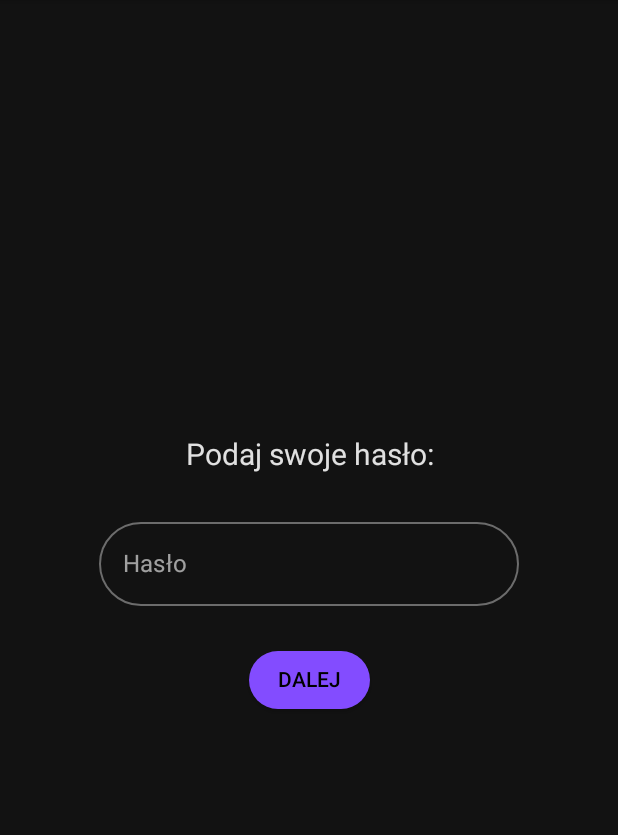
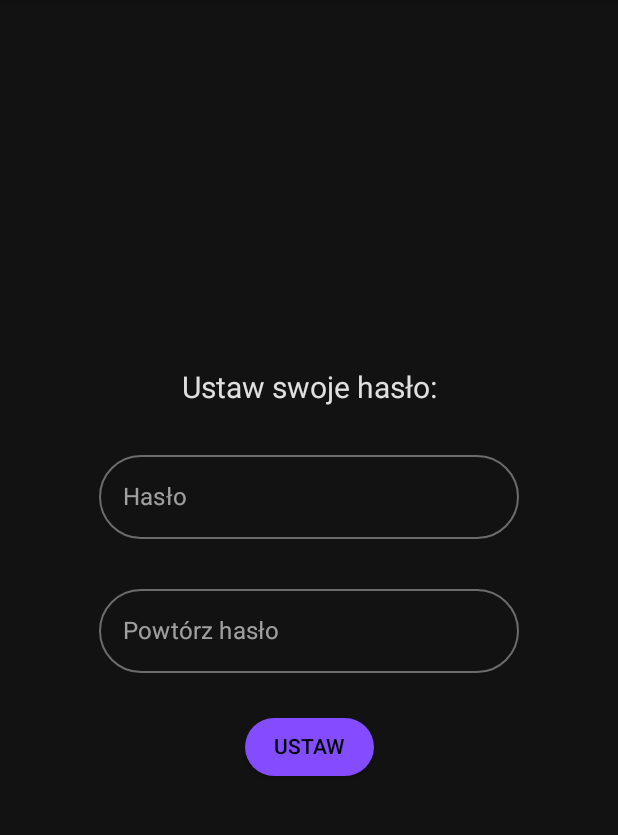
Before and after one commit to arix2000/PasswordSaver, an Android app built with Jetpack Compose: the screen it shows after launch (MainActivity before the commit, MyPasswordsActivity after it), on a phone screen of 412 x 824 dp, the part 84-919 px from its top. Run offline under Robolectric (Android 15) with nearby library versions, the phone set to English and light mode, and no system bars; our stand-ins replace livedata-compose.

Commit message:
add SetupPasswordScreen.kt

```diff
--- a/app/build.gradle
+++ b/app/build.gradle
@@ -62,6 +62,7 @@ dependencies {
     implementation "androidx.datastore:datastore-preferences:1.0.0-rc01"
     implementation "io.insert-koin:koin-android:$koin_version"
     implementation "io.insert-koin:koin-androidx-compose:$koin_version"
+    implementation 'androidx.compose.runtime:runtime-livedata:1.0.0-rc01'
     testImplementation 'junit:junit:4.13.2'
     androidTestImplementation 'androidx.test.ext:junit:1.1.3'
     androidTestImplementation 'androidx.test.espresso:espresso-core:3.4.0'
--- a/app/src/main/AndroidManifest.xml
+++ b/app/src/main/AndroidManifest.xml
@@ -3,6 +3,7 @@
     package="com.password.saver">
 
     <application
+        android:name=".MyPasswordsApp"
         android:allowBackup="true"
         android:icon="@mipmap/ic_launcher"
         android:label="@string/app_name"
@@ -10,7 +11,7 @@
         android:supportsRtl="true"
         android:theme="@style/Theme.PasswordSaver">
         <activity
-            android:name=".MainActivity"
+            android:name=".MyPasswordsActivity"
             android:exported="true"
             android:label="@string/app_name"
             android:theme="@style/Theme.PasswordSaver.NoActionBar">
--- /dev/null
+++ b/app/src/main/java/com/password/saver/Constants.kt
@@ -0,0 +1,5 @@
+package com.password.saver
+
+object Constants {
+    const val EMPTY_STRING = ""
+}
--- a/app/src/main/java/com/password/saver/MainActivity.kt
+++ b/app/src/main/java/com/password/saver/MyPasswordsActivity.kt
@@ -9,10 +9,8 @@ import androidx.compose.material.icons.Icons
 import androidx.compose.material.icons.filled.ArrowBack
 import androidx.compose.runtime.*
 import androidx.compose.ui.Modifier
-import androidx.compose.ui.focus.focusModifier
 import androidx.compose.ui.res.stringResource
 import androidx.compose.ui.text.font.FontWeight
-import androidx.compose.ui.text.style.TextAlign
 import androidx.compose.ui.unit.dp
 import androidx.compose.ui.unit.sp
 import androidx.navigation.NavController
@@ -20,10 +18,12 @@ import androidx.navigation.compose.NavHost
 import androidx.navigation.compose.composable
 import androidx.navigation.compose.rememberNavController
 import com.password.saver.features.loginscreen.LoginFragment
+import com.password.saver.features.loginscreen.LoginScreen
+import com.password.saver.features.loginscreen.SetupPasswordScreen
 import com.password.saver.features.passwordlist.PasswordListFragment
 
 
-class MainActivity : ComponentActivity() {
+class MyPasswordsActivity : ComponentActivity() {
 
     override fun onCreate(savedInstanceState: Bundle?) {
         super.onCreate(savedInstanceState)
@@ -35,12 +35,15 @@ class MainActivity : ComponentActivity() {
                     TopBar(navController, shouldShowBackButton)
                 }
             ) {
-                NavHost(navController = navController, startDestination = "loginScreen") {
-                    composable("loginScreen") {
+                NavHost(navController = navController, startDestination = ROUTE_LOGIN_FRAGMENT) {
+                    composable(ROUTE_LOGIN_FRAGMENT) {
                         LoginFragment(navController); shouldShowBackButton = false
                     }
-                    composable("passwordList") {
+                    composable(ROUTE_PASSWORD_LIST) {
                         PasswordListFragment(); shouldShowBackButton = true
+                    }
+                    composable(ROUTE_LOGIN_SCREEN) {
+                        LoginScreen(navController); shouldShowBackButton = false
                     }
                 }
             }
@@ -68,4 +71,10 @@ class MainActivity : ComponentActivity() {
 
         }
     }
+
+    companion object {
+        const val ROUTE_LOGIN_FRAGMENT = "loginFragment"
+        const val ROUTE_PASSWORD_LIST = "passwordList"
+        const val ROUTE_LOGIN_SCREEN = "loginScreen"
+    }
 }
--- a/app/src/main/java/com/password/saver/features/loginscreen/LoginFragment.kt
+++ b/app/src/main/java/com/password/saver/features/loginscreen/LoginFragment.kt
@@ -1,53 +1,21 @@
 package com.password.saver.features.loginscreen
 
-import androidx.compose.foundation.layout.*
-import androidx.compose.foundation.shape.CircleShape
-import androidx.compose.material.*
-import androidx.compose.runtime.*
-import androidx.compose.ui.Alignment
-import androidx.compose.ui.Modifier
-import androidx.compose.ui.res.stringResource
-import androidx.compose.ui.text.style.TextAlign
-import androidx.compose.ui.unit.dp
-import androidx.compose.ui.unit.sp
+import androidx.compose.runtime.Composable
+import androidx.compose.runtime.getValue
+import androidx.compose.runtime.livedata.observeAsState
 import androidx.navigation.NavController
-import com.password.saver.R
 import com.password.saver.ui.theme.PasswordSaverTheme
+import org.koin.androidx.compose.getViewModel
 
 @Composable
 fun LoginFragment(navController: NavController) {
-    var text by remember { mutableStateOf("") }
+    val viewModel = getViewModel<LoginViewModel>()
     PasswordSaverTheme {
-        Surface(
-            color = MaterialTheme.colors.background,
-            modifier = Modifier.fillMaxSize()
-        ) {
-            Column(
-                horizontalAlignment = Alignment.CenterHorizontally,
-                verticalArrangement = Arrangement.Center
-            ) {
-                Text(
-                    text = stringResource(R.string.enter_password),
-                    textAlign = TextAlign.Center,
-                    modifier = Modifier.align(Alignment.CenterHorizontally),
-                    fontSize = 20.sp
-                )
-                Box(modifier = Modifier.height(25.dp))
-                OutlinedTextField(
-                    value = text,
-                    onValueChange = { text = it },
-                    label = { Text("Hasło") },
-                    shape = CircleShape
-                )
-                Box(modifier = Modifier.height(25.dp))
-                Button(onClick = { checkPassword(navController) }, shape = CircleShape) {
-                    Text(text = "Dalej".uppercase(), Modifier.padding(3.dp))
-                }
-            }
-        }
+        val password by viewModel.getMainPassword().observeAsState()
+
+        if (password?.isEmpty() == true)
+            SetupPasswordScreen(navController)
+        else
+            LoginScreen(navController)
     }
 }
-
-private fun checkPassword(navController: NavController) {
-    navController.navigate("PasswordList")
-}
--- /dev/null
+++ b/app/src/main/java/com/password/saver/features/loginscreen/LoginScreen.kt
@@ -0,0 +1,56 @@
+package com.password.saver.features.loginscreen
+
+import androidx.compose.foundation.layout.*
+import androidx.compose.foundation.shape.CircleShape
+import androidx.compose.material.*
+import androidx.compose.runtime.*
+import androidx.compose.ui.Alignment
+import androidx.compose.ui.Modifier
+import androidx.compose.ui.res.stringResource
+import androidx.compose.ui.text.input.PasswordVisualTransformation
+import androidx.compose.ui.text.style.TextAlign
+import androidx.compose.ui.unit.dp
+import androidx.compose.ui.unit.sp
+import androidx.navigation.NavController
+import com.password.saver.MyPasswordsActivity.Companion.ROUTE_PASSWORD_LIST
+import com.password.saver.R
+import com.password.saver.ui.theme.PasswordSaverTheme
+
+@Composable
+fun LoginScreen(navController: NavController) {
+    var password by remember { mutableStateOf("") }
+    PasswordSaverTheme {
+        Surface(
+            color = MaterialTheme.colors.background,
+            modifier = Modifier.fillMaxSize()
+        ) {
+            Column(
+                horizontalAlignment = Alignment.CenterHorizontally,
+                verticalArrangement = Arrangement.Center
+            ) {
+                Text(
+                    text = stringResource(R.string.enter_password),
+                    textAlign = TextAlign.Center,
+                    modifier = Modifier.align(Alignment.CenterHorizontally),
+                    fontSize = 20.sp
+                )
+                Box(modifier = Modifier.height(25.dp))
+                OutlinedTextField(
+                    value = password,
+                    onValueChange = { password = it },
+                    label = { Text("Hasło") },
+                    shape = CircleShape,
+                    visualTransformation = PasswordVisualTransformation()
+                )
+                Box(modifier = Modifier.height(25.dp))
+                Button(onClick = { checkPassword(navController) }, shape = CircleShape) {
+                    Text(text = "Dalej".uppercase(), Modifier.padding(3.dp))
+                }
+            }
+        }
+    }
+}
+
+private fun checkPassword(navController: NavController) {
+    navController.navigate(ROUTE_PASSWORD_LIST)
+}
--- /dev/null
+++ b/app/src/main/java/com/password/saver/features/loginscreen/LoginViewModel.kt
@@ -0,0 +1,29 @@
+package com.password.saver.features.loginscreen
+
+import androidx.lifecycle.MutableLiveData
+import androidx.lifecycle.ViewModel
+import androidx.lifecycle.viewModelScope
+import com.password.saver.Constants.EMPTY_STRING
+import com.password.saver.repositories.LoginRepository
+import kotlinx.coroutines.flow.collect
+import kotlinx.coroutines.launch
+
+class LoginViewModel(
+    private val repository: LoginRepository
+): ViewModel() {
+    private val mainPasswordLiveData by lazy { MutableLiveData<String>() }
+
+    fun getMainPassword(): MutableLiveData<String> {
+        viewModelScope.launch {
+            repository.getMainPassword().collect {
+                mainPasswordLiveData.value = it ?: EMPTY_STRING
+            }
+        }
+        return mainPasswordLiveData
+    }
+
+    fun saveMainPassword(mainPassword: String) {
+        repository.saveMainPassword(mainPassword)
+    }
+
+}
--- /dev/null
+++ b/app/src/main/java/com/password/saver/features/loginscreen/SetupPasswordScreen.kt
@@ -0,0 +1,87 @@
+package com.password.saver.features.loginscreen
+
+import android.content.Context
+import android.widget.Toast
+import androidx.compose.foundation.layout.*
+import androidx.compose.foundation.shape.CircleShape
+import androidx.compose.material.*
+import androidx.compose.runtime.*
+import androidx.compose.ui.Alignment
+import androidx.compose.ui.Modifier
+import androidx.compose.ui.platform.LocalContext
+import androidx.compose.ui.res.stringResource
+import androidx.compose.ui.text.input.PasswordVisualTransformation
+import androidx.compose.ui.text.style.TextAlign
+import androidx.compose.ui.unit.dp
+import androidx.compose.ui.unit.sp
+import androidx.navigation.NavController
+import com.password.saver.MyPasswordsActivity.Companion.ROUTE_LOGIN_SCREEN
+import com.password.saver.R
+import org.koin.androidx.compose.getViewModel
+
+@Composable
+fun SetupPasswordScreen(navController: NavController) {
+    var password by remember { mutableStateOf("") }
+    var secondPassword by remember { mutableStateOf("") }
+    val context = LocalContext.current
+    val viewModel = getViewModel<LoginViewModel>()
+    Surface(
+        color = MaterialTheme.colors.background,
+        modifier = Modifier.fillMaxSize()
+    ) {
+        Column(
+            horizontalAlignment = Alignment.CenterHorizontally,
+            verticalArrangement = Arrangement.Center
+        ) {
+            Text(
+                text = stringResource(R.string.setup_password),
+                textAlign = TextAlign.Center,
+                modifier = Modifier.align(Alignment.CenterHorizontally),
+                fontSize = 20.sp
+            )
+            Box(modifier = Modifier.height(25.dp))
+            OutlinedTextField(
+                value = password,
+                onValueChange = { password = it },
+                label = { Text("Hasło") },
+                shape = CircleShape,
+                visualTransformation = PasswordVisualTransformation()
+            )
+            Box(modifier = Modifier.height(25.dp))
+            OutlinedTextField(
+                value = secondPassword,
+                onValueChange = { secondPassword = it },
+                label = { Text("Powtórz hasło") },
+                shape = CircleShape,
+                visualTransformation = PasswordVisualTransformation()
+            )
+            Box(modifier = Modifier.height(25.dp))
+            Button(
+                onClick = {
+                    validatePasswords(password, secondPassword, navController, context, viewModel)
+                },
+                shape = CircleShape
+            ) {
+                Text(text = "Ustaw".uppercase(), Modifier.padding(3.dp))
+            }
+        }
+    }
+}
+
+
+private fun validatePasswords(
+    password: String,
+    secondPassword: String,
+    navController: NavController,
+    context: Context,
+    viewModel: LoginViewModel
+) {
+    if (password != secondPassword) {
+        Toast.makeText(context, R.string.different_passwords, Toast.LENGTH_SHORT).show()
+    } else if (password.isEmpty() || secondPassword.isEmpty()) {
+        Toast.makeText(context, R.string.empty_pools, Toast.LENGTH_SHORT).show()
+    } else {
+        viewModel.saveMainPassword(password)
+        navController.navigate(ROUTE_LOGIN_SCREEN)
+    }
+}
--- /dev/null
+++ b/app/src/main/java/com/password/saver/repositories/LoginRepository.kt
@@ -0,0 +1,32 @@
+package com.password.saver.repositories
+
+import androidx.datastore.core.DataStore
+import androidx.datastore.preferences.core.Preferences
+import androidx.datastore.preferences.core.edit
+import androidx.datastore.preferences.core.stringPreferencesKey
+import kotlinx.coroutines.CoroutineScope
+import kotlinx.coroutines.Dispatchers
+import kotlinx.coroutines.flow.Flow
+import kotlinx.coroutines.flow.map
+import kotlinx.coroutines.launch
+
+class LoginRepository(
+    private val dataStore: DataStore<Preferences>
+) {
+
+    fun getMainPassword(): Flow<String?> {
+        return dataStore.data.map { it[MAIN_PASSWORD] }
+    }
+
+    fun saveMainPassword(mainPassword: String) {
+        CoroutineScope(Dispatchers.IO).launch {
+            dataStore.edit {
+                it[MAIN_PASSWORD] = mainPassword
+            }
+        }
+    }
+
+    companion object {
+        val MAIN_PASSWORD = stringPreferencesKey("mainPassword")
+    }
+}
--- a/app/src/main/res/values/strings.xml
+++ b/app/src/main/res/values/strings.xml
@@ -1,4 +1,9 @@
 <resources>
     <string name="app_name">Twoje Hasła</string>
     <string name="enter_password">Podaj swoje hasło:</string>
+    <string name="setup_password">Ustaw swoje hasło:</string>
+    <string name="different_passwords">Hasła różnią się od siebie</string>
+    <string name="password">Hasło</string>
+    <string name="repeat_password">Powtórz hasło</string>
+    <string name="empty_pools">Zostały puste pola</string>
 </resources>
```
